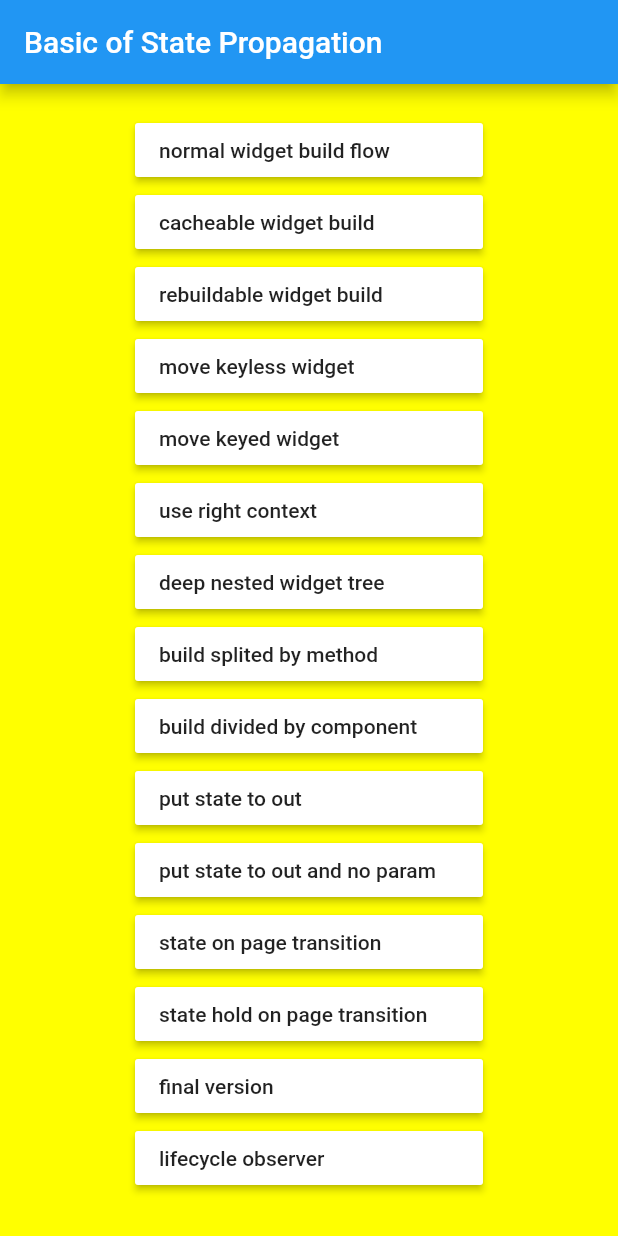
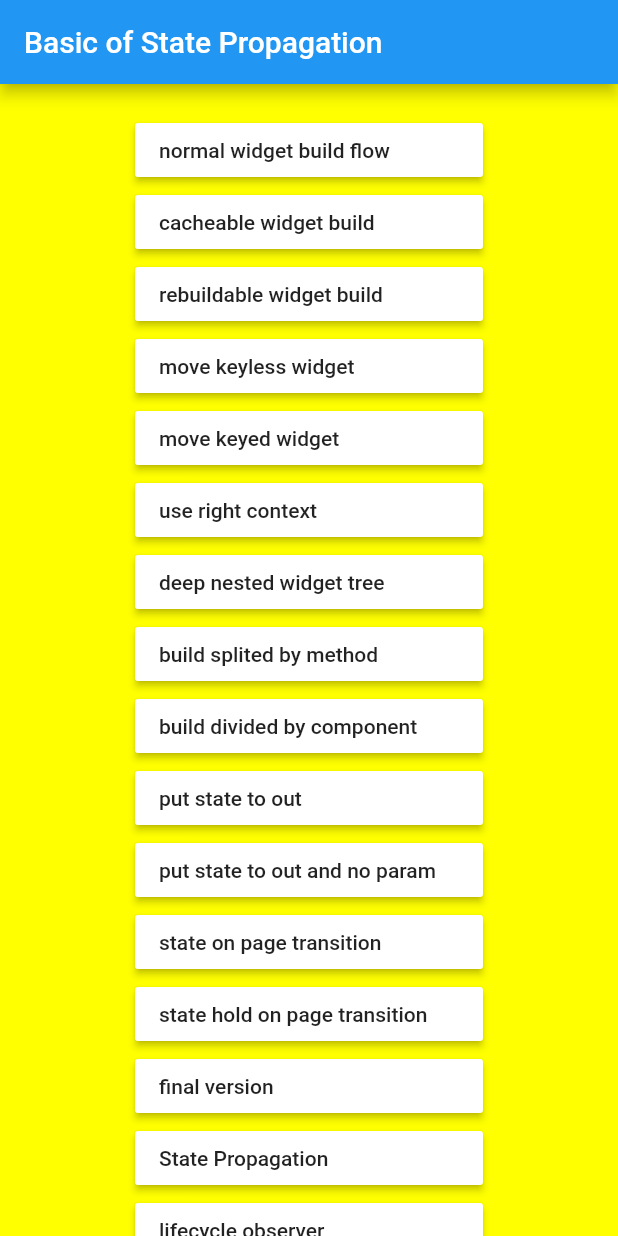
Before and after one commit to cch-robo/basic_strategy_of_state_propagation_in_Flutter, a Flutter app: the screen it shows after launch, on a phone screen of 412 x 824 dp. Run offline on Flutter 3.47's test engine with Material 2 defaults, Android fonts, the phone set to English and light mode, and no system bars.

Commit message:
正規版ボタンを追加

```diff
--- a/lib/main.dart
+++ b/lib/main.dart
@@ -19,6 +19,7 @@ import 'package:basic_of_state_propagation/src/state_hold_on_page_transition.dar
 
 import 'package:basic_of_state_propagation/src/final_version.dart' as final_version;
 import 'package:basic_of_state_propagation/src/lifecycle_observer.dart' as lifecycle_observer;
+import 'package:basic_of_state_propagation/src/strategy_of_state_propagation.dart' as state_propagation;
 
 
 void main() => runApp(MyApp());
@@ -182,6 +183,14 @@ class _MyHomePageState extends State<MyHomePage> {
 
               RaisedButton(
                 color: Colors.white,
+                child: Container(child: Text('State Propagation'), width: 200),
+                onPressed: () {
+                  state_propagation.main();
+                },
+              ),
+
+              RaisedButton(
+                color: Colors.white,
                 child: Container(child: Text('lifecycle observer'), width: 200),
                 onPressed: () {
                   lifecycle_observer.main();
```
